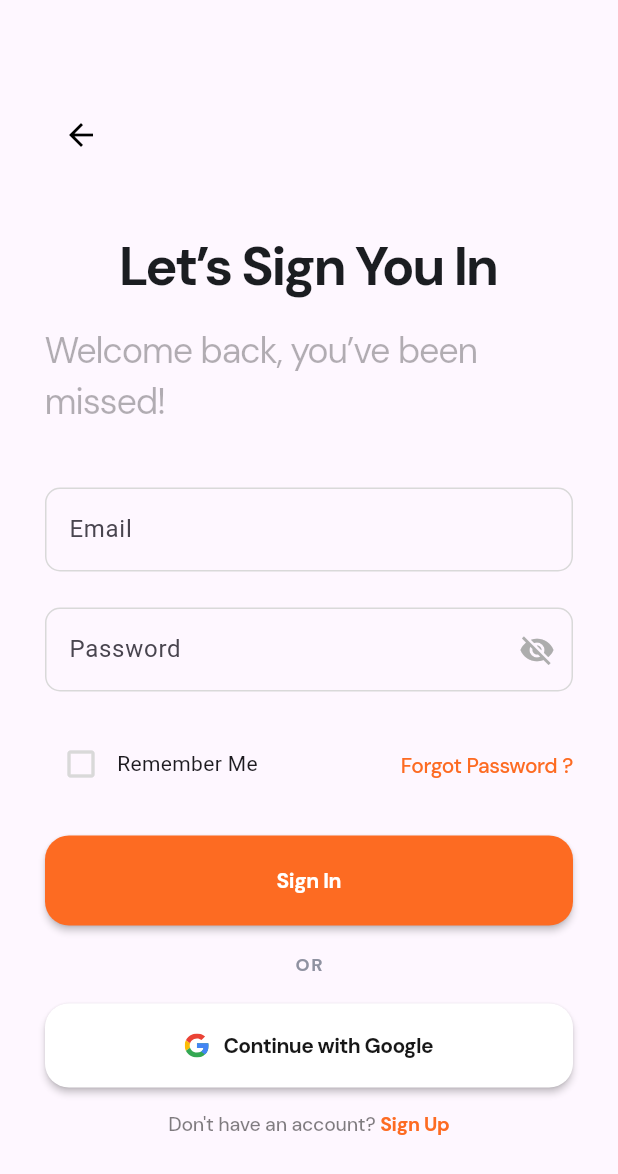
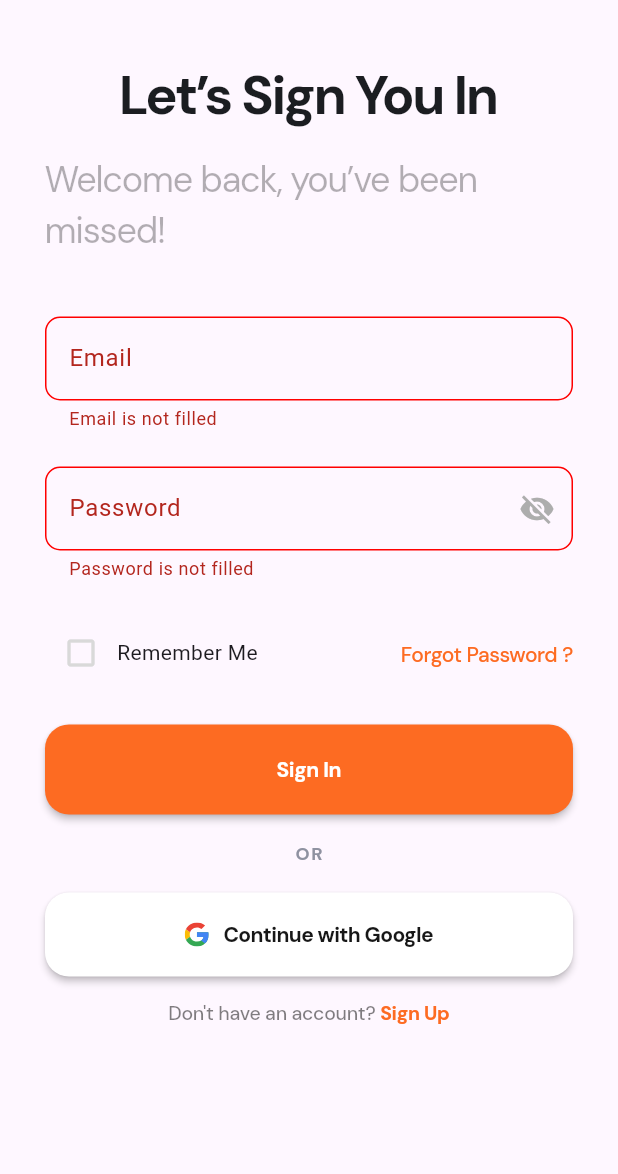
Before and after one commit to mirfozil96/rbc_control, a Flutter app: the LoginPage screen opened by its route, after a tap on "Sign In", on a phone screen of 412 x 824 dp. Shown: the top 1174 px of the screen. Run offline on Flutter 3.47's test engine with Material 3 defaults, Android fonts, the phone set to English and light mode, and no system bars; our stand-ins replace firebase_core, flutter_riverpod, flutter_screenutil, flutter_svg, go_router, google_fonts and 1 more; missing offline and left inert: d_navigation_bar; accounts and stored records are empty.

Commit message:
login page

```diff
--- a/lib/presentation/views/auth/login_page.dart
+++ b/lib/presentation/views/auth/login_page.dart
@@ -7,41 +7,46 @@ import '../../../routes/app_route_name.dart';
 import '../../widgets/custom_text_field.dart';
 import '../../widgets/sign_in_chekbox.dart';
 
-class LoginPage extends StatelessWidget {
+class LoginPage extends StatefulWidget {
+  const LoginPage({super.key});
+
+  @override
+  LoginPageState createState() => LoginPageState();
+}
+
+class LoginPageState extends State<LoginPage> {
   final TextEditingController emailC = TextEditingController();
   final TextEditingController passC = TextEditingController();
   final GlobalKey<FormState> _formKey = GlobalKey<FormState>();
   bool vision = false;
   bool isCheckboxChecked = false;
+
   void togglePasswordVisibility() {
+    setState(() {
       vision = !vision;
+    });
   }
 
   void toggleCheckbox() {
+    setState(() {
       isCheckboxChecked = !isCheckboxChecked;
+    });
   }
-
-  LoginPage({super.key});
 
   @override
   Widget build(BuildContext context) {
     return Scaffold(
-      body: Center(
-        child: Container(
+      resizeToAvoidBottomInset: true,
+      body: SafeArea(
+        child: SingleChildScrollView(
+          reverse: true,
           padding: const EdgeInsets.symmetric(horizontal: 30),
+          child: Form(
+            key: _formKey,
             child: Column(
               mainAxisAlignment: MainAxisAlignment.center,
               crossAxisAlignment: CrossAxisAlignment.center,
               children: [
-              Align(
-                alignment: Alignment.topLeft,
-                child: IconButton(
-                  icon: const Icon(Icons.arrow_back, color: Colors.black),
-                  onPressed: () {
-                    // Define your back button action here
-                  },
-                ),
-              ),
                 const SizedBox(height: 40),
                 Text(
                   'Let’s Sign You In',
@@ -138,7 +143,11 @@ class LoginPage extends StatelessWidget {
                 ),
                 const SizedBox(height: 24),
                 MaterialButton(
-                onPressed: () async {},
+                  onPressed: () async {
+                    if (_formKey.currentState?.validate() ?? false) {
+                      context.go(AppRouteName.home);
+                    }
+                  },
                   color: const Color(0xFFFD6B22),
                   height: 60,
                   minWidth: double.infinity,
@@ -181,7 +190,8 @@ class LoginPage extends StatelessWidget {
                     mainAxisSize: MainAxisSize.max,
                     mainAxisAlignment: MainAxisAlignment.center,
                     children: [
-                    Assets.images.google.svg(height: 16, width: 16, fit: BoxFit.cover),
+                      Assets.images.google
+                          .svg(height: 16, width: 16, fit: BoxFit.cover),
                       const SizedBox(width: 10),
                       Text(
                         'Continue with Google',
@@ -224,7 +234,9 @@ class LoginPage extends StatelessWidget {
                     ],
                   ),
                 ),
+                const SizedBox(height: 16),
               ],
+            ),
           ),
         ),
       ),
--- a/lib/routes/app_route_name.dart
+++ b/lib/routes/app_route_name.dart
@@ -13,7 +13,6 @@ final class AppRouteName {
   static const String forgetPasswordResetEmail = "forget_password_reset_page";
   static const String setANewPassword = "set_new_password_page";
 
-  static const String navigation = "navigation_screen";
   static const String home = "/home_page";
   static const String profile = "/profile_wiev";
 }
--- a/lib/routes/app_router.dart
+++ b/lib/routes/app_router.dart
@@ -41,7 +41,7 @@ final class AppRouter {
       /// login
       GoRoute(
         path: AppRouteName.login,
-        builder: (BuildContext context, GoRouterState state) => LoginPage(),
+        builder: (BuildContext context, GoRouterState state) => const LoginPage(),
         routes: [
           GoRoute(
             path: AppRouteName.register,
--- a/lib/setup.dart
+++ b/lib/setup.dart
@@ -8,6 +8,4 @@ Future<void> setup() async {
   await Firebase.initializeApp(
     options: DefaultFirebaseOptions.currentPlatform,
   );
-
-  WidgetsFlutterBinding.ensureInitialized();
 }
--- a/pubspec.yaml
+++ b/pubspec.yaml
@@ -56,11 +56,11 @@ dependencies:
 dev_dependencies:
   flutter_test:
     sdk: flutter
-  build_runner:
-  flutter_gen_runner:
+  build_runner: ^2.4.11
+  flutter_gen_runner: ^5.6.0
 
 
-  flutter_lints: ^3.0.2
+  flutter_lints: ^4.0.0
 
 flutter_gen:
   output: lib/gen/ # Optional (default: lib/gen/)
```
Also changed, not shown: pubspec.lock. Lines whose indentation alone changed are shown as unchanged.
